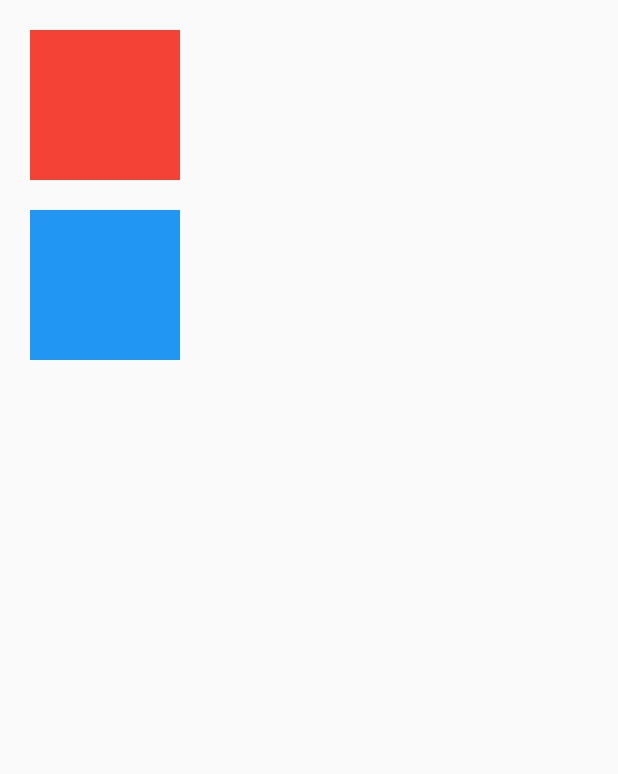
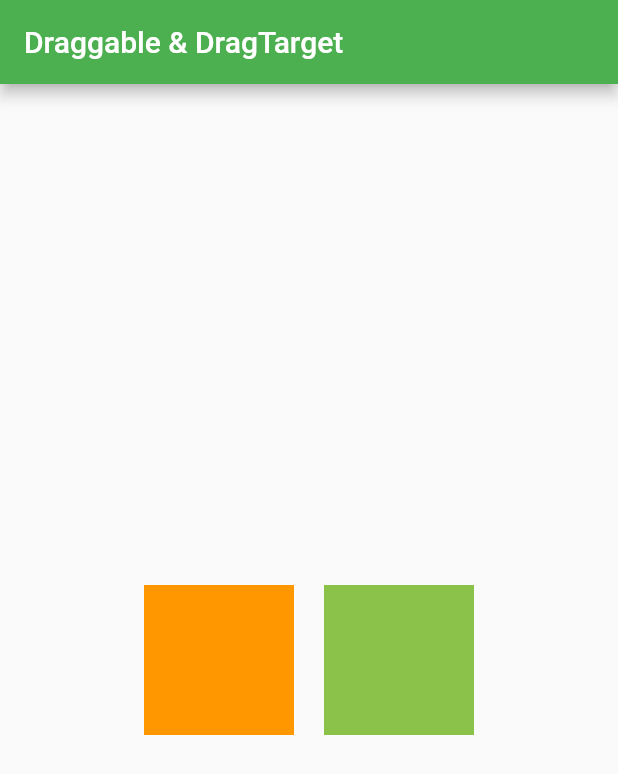
Before and after one commit to hl3hl3/ColorPuzzle, a Flutter app: the screen it shows after launch, on a phone screen of 412 x 824 dp. Shown: the top 774 px of the screen. Run offline on Flutter 3.47's test engine with Material 2 defaults, Android fonts, the phone set to English and light mode, and no system bars.

Commit message:
整理程式碼＆版面

```diff
--- a/lib/main.dart
+++ b/lib/main.dart
@@ -7,38 +7,44 @@ class DragGameApp extends StatelessWidget {
   Widget build(BuildContext context) {
     return MaterialApp(
       title: 'MyGame',
-      home: Scaffold(
-        body: Padding(
+      theme: ThemeData(primarySwatch: Colors.green),
+      home: new HomePage(),
+    );
+  }
+}
+
+class HomePage extends StatefulWidget {
+  const HomePage({
+    Key key,
+  }) : super(key: key);
+
+  @override
+  _HomePageState createState() => _HomePageState();
+}
+
+class _HomePageState extends State<HomePage> {
+
+  @override
+  Widget build(BuildContext context) {
+    return Scaffold(
+      appBar: AppBar(
+        title: Text('Draggable & DragTarget'),
+      ),
+      body: Center(
+        child: Padding(
           padding: const EdgeInsets.all(20),
-          child: Column(
+          child: Row(
+            mainAxisAlignment: MainAxisAlignment.center,
             children: <Widget>[
               Draggable(
-                child: Container(
-                  width: 100,
-                  height: 100,
-                  color: Colors.red,
-                ),
-                feedback: Container(
-                  width: 100,
-                  height: 100,
-                  color: Colors.green,
-                ),
-              ),
-              SizedBox(
-                height: 20,
-              ),
+                  child: ColorSquare(color: Colors.orange),
+                  feedback: ColorSquare(color: Colors.orange),
+                  data: Colors.orange),
+              SizedBox(height: 20, width: 20),
               Draggable(
-                child: Container(
-                  width: 100,
-                  height: 100,
-                  color: Colors.blue,
-                ),
-                feedback: Container(
-                  width: 100,
-                  height: 100,
-                  color: Colors.green,
-                ),
-              ),
+                  child: ColorSquare(color: Colors.lightGreen),
+                  feedback: ColorSquare(color: Colors.lightGreen),
+                  data: Colors.lightGreen),
             ],
           ),
         ),
@@ -46,3 +52,22 @@ class DragGameApp extends StatelessWidget {
     );
   }
 }
+
+const double squareWidth = 100;
+class ColorSquare extends StatelessWidget {
+  final Color color;
+
+  const ColorSquare({
+    Key key,
+    @required this.color,
+  }) : super(key: key);
+
+  @override
+  Widget build(BuildContext context) {
+    return Container(
+      width: squareWidth,
+      height: squareWidth,
+      color: color,
+    );
+  }
+}
```
